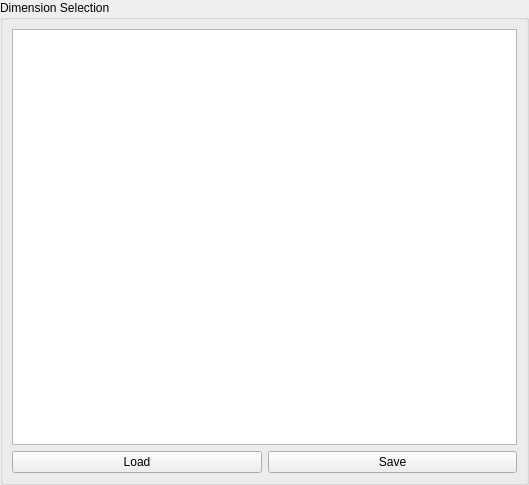
First picture: the form in ui/DimensionSelectionWidget.ui, repository ManiVaultStudio/t-SNE-Analysis, before the edit.
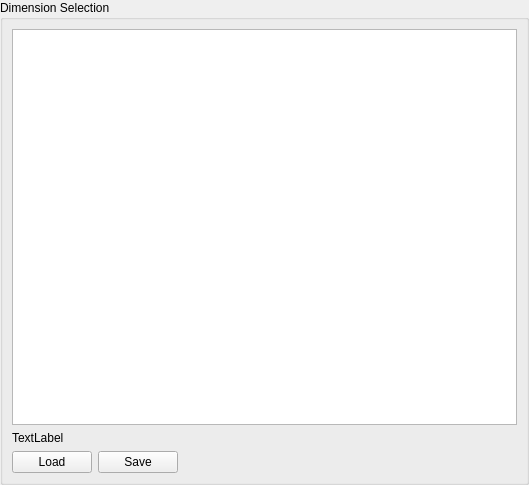
Second picture: the form after the edit.

Commit message:
ENH: Add label to DimensionSelectionWidget
Added label to show number of (selected) dimensions.

Made `TsneSettingsWidget` width resizable. Discussed with @JulianThijssen

```diff
--- a/ui/DimensionSelectionWidget.ui
+++ b/ui/DimensionSelectionWidget.ui
@@ -32,6 +32,37 @@
       <string>Dimension Selection</string>
      </property>
      <layout class="QGridLayout" name="gridLayout_2">
+      <item row="2" column="0">
+       <layout class="QHBoxLayout" name="horizontalLayout">
+        <item>
+         <widget class="QPushButton" name="loadPushButton">
+          <property name="text">
+           <string>Load</string>
+          </property>
+         </widget>
+        </item>
+        <item>
+         <widget class="QPushButton" name="savePushButton">
+          <property name="text">
+           <string>Save</string>
+          </property>
+         </widget>
+        </item>
+        <item>
+         <spacer name="horizontalSpacer">
+          <property name="orientation">
+           <enum>Qt::Horizontal</enum>
+          </property>
+          <property name="sizeHint" stdset="0">
+           <size>
+            <width>40</width>
+            <height>20</height>
+           </size>
+          </property>
+         </spacer>
+        </item>
+       </layout>
+      </item>
       <item row="0" column="0">
        <widget class="QTreeView" name="treeView">
         <property name="editTriggers">
@@ -55,22 +86,11 @@
        </widget>
       </item>
       <item row="1" column="0">
-       <layout class="QHBoxLayout" name="horizontalLayout">
-        <item>
-         <widget class="QPushButton" name="loadPushButton">
-          <property name="text">
-           <string>Load</string>
-          </property>
-         </widget>
-        </item>
-        <item>
-         <widget class="QPushButton" name="savePushButton">
-          <property name="text">
-           <string>Save</string>
-          </property>
-         </widget>
-        </item>
-       </layout>
+       <widget class="QLabel" name="label">
+        <property name="text">
+         <string>TextLabel</string>
+        </property>
+       </widget>
       </item>
      </layout>
     </widget>
```
Left out of the diff: 3 changed lines with no effect on the pictures. The commit also changes 4 other files.
